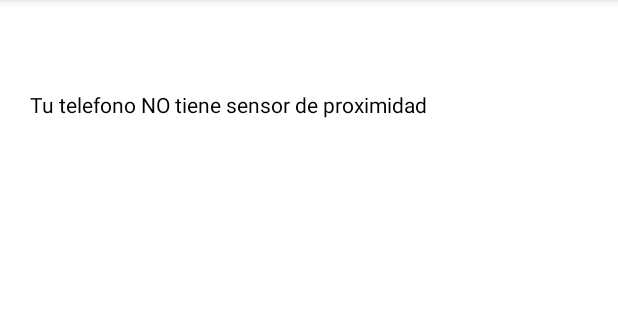
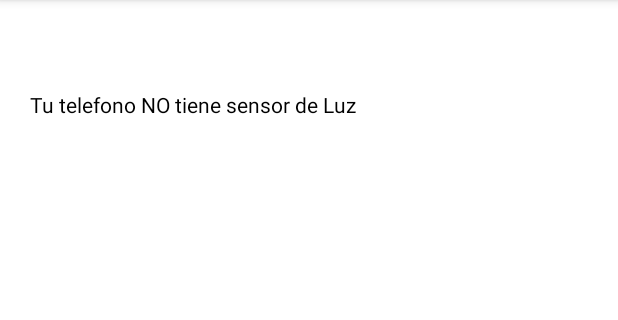
Before and after one commit to DiegoZap1/Progra-2024-Ciclo-3, an Android app: the MainActivity screen opened directly, with no data from a screen before it, on a phone screen of 412 x 824 dp, the part 84-404 px from its top. Run offline under Robolectric (Android 15) with nearby library versions, the phone set to English and light mode, and no system bars; 1 statement that could not run was skipped.

Commit message:
Practica 5 sensor luz

```diff
--- a/app/src/main/java/com/ugb/controlesbasicos/MainActivity.java
+++ b/app/src/main/java/com/ugb/controlesbasicos/MainActivity.java
@@ -25,8 +25,8 @@ public class MainActivity extends AppCompatActivity {
     protected void onCreate(Bundle savedInstanceState) {
         super.onCreate(savedInstanceState);
         setContentView(R.layout.activity_main);
-        tempVal = findViewById(R.id.lblSensorProximidad);
-        activarSensorProximidad();
+        tempVal = findViewById(R.id.lblSensorLuz);
+        activarSensorLuz();
     }
     @Override
     protected void onResume() {
@@ -38,21 +38,21 @@ public class MainActivity extends AppCompatActivity {
         detener();
         super.onPause();
     }
-    private void activarSensorProximidad(){
+    private void activarSensorLuz(){
         sensorManager = (SensorManager) getSystemService(SENSOR_SERVICE);
-        sensor = sensorManager.getDefaultSensor(Sensor.TYPE_PROXIMITY);
+        sensor = sensorManager.getDefaultSensor(Sensor.TYPE_LIGHT);
         if(sensor==null){
-            tempVal.setText("Tu telefono NO tiene sensor de proximidad");
+            tempVal.setText("Tu telefono NO tiene sensor de Luz");
             finish();
         }
         sensorEventListener = new SensorEventListener() {
             @Override
             public void onSensorChanged(SensorEvent sensorEvent) {
                 double valor = sensorEvent.values[0];
-                tempVal.setText("Proximidad: "+ valor);
-                if( valor<=4 ){
+                tempVal.setText("Luz: "+ valor);
+                if( valor<=20 ){
                     getWindow().getDecorView().setBackgroundColor(Color.BLUE);
-                } else if (valor<=8) {
+                } else if (valor<=50) {
                     getWindow().getDecorView().setBackgroundColor(Color.RED);
                 }else{
                     getWindow().getDecorView().setBackgroundColor(Color.YELLOW);
--- a/app/src/main/res/layout/activity_main.xml
+++ b/app/src/main/res/layout/activity_main.xml
@@ -7,8 +7,8 @@
     tools:context=".MainActivity">
 
     <TextView
-        android:id="@+id/lblSensorProximidad"
-        android:text="Sensor de Proximidad: ?"
+        android:id="@+id/lblSensorLuz"
+        android:text="Sensor de Luz: ?"
         android:layout_marginTop="60dp"
         android:layout_marginLeft="20dp"
         android:layout_width="wrap_content"
```
